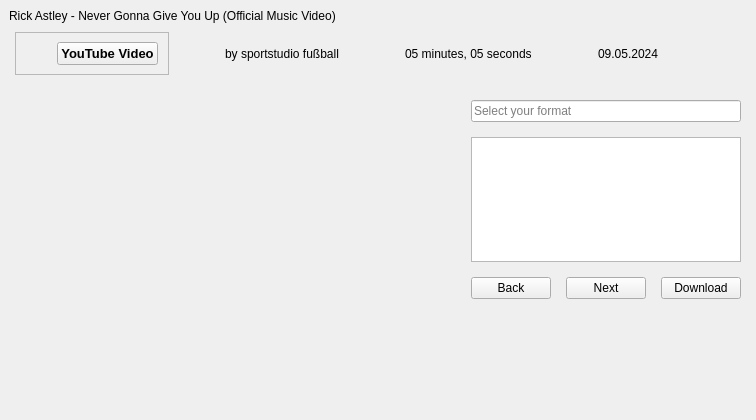
Old version of the form src/GUI/CustomWidgets/InformationWidget.ui in the repository PyFlat/YT-Downloader.
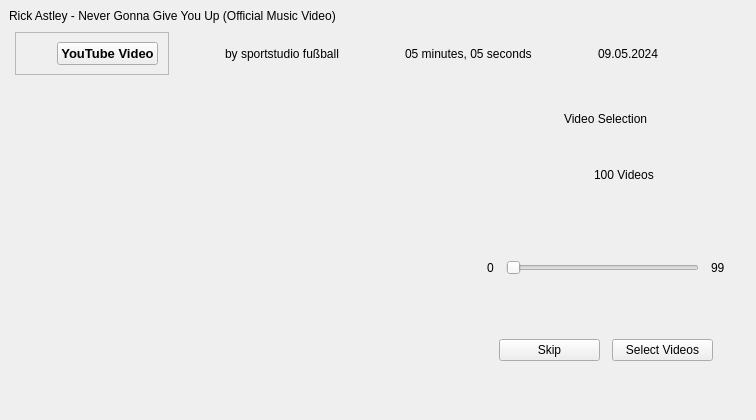
New version of the form. Custom widgets are drawn as their Qt base class.

Commit message: Playlist Information Widget

Diff of the .ui file:
```diff
--- a/src/GUI/CustomWidgets/InformationWidget.ui
+++ b/src/GUI/CustomWidgets/InformationWidget.ui
@@ -343,7 +343,7 @@
       <item>
        <widget class="QStackedWidget" name="stackedWidget">
         <property name="currentIndex">
-         <number>2</number>
+         <number>3</number>
         </property>
         <widget class="QWidget" name="page">
          <layout class="QHBoxLayout" name="horizontalLayout_8">
@@ -599,6 +599,147 @@
           </item>
          </layout>
         </widget>
+        <widget class="QWidget" name="page_4">
+         <layout class="QVBoxLayout" name="verticalLayout_6">
+          <property name="spacing">
+           <number>12</number>
+          </property>
+          <property name="leftMargin">
+           <number>16</number>
+          </property>
+          <property name="topMargin">
+           <number>12</number>
+          </property>
+          <property name="rightMargin">
+           <number>16</number>
+          </property>
+          <property name="bottomMargin">
+           <number>12</number>
+          </property>
+          <item alignment="Qt::AlignHCenter">
+           <widget class="TitleLabel" name="TitleLabel_2">
+            <property name="text">
+             <string>Video Selection</string>
+            </property>
+           </widget>
+          </item>
+          <item alignment="Qt::AlignHCenter|Qt::AlignTop">
+           <widget class="QWidget" name="widget_12" native="true">
+            <layout class="QHBoxLayout" name="horizontalLayout_12">
+             <property name="spacing">
+              <number>12</number>
+             </property>
+             <property name="leftMargin">
+              <number>0</number>
+             </property>
+             <property name="topMargin">
+              <number>0</number>
+             </property>
+             <property name="rightMargin">
+              <number>0</number>
+             </property>
+             <property name="bottomMargin">
+              <number>0</number>
+             </property>
+             <item>
+              <widget class="IconWidget" name="playlist_length_icon">
+               <property name="minimumSize">
+                <size>
+                 <width>25</width>
+                 <height>25</height>
+                </size>
+               </property>
+              </widget>
+             </item>
+             <item>
+              <widget class="SubtitleLabel" name="SubtitleLabel">
+               <property name="text">
+                <string>100 Videos</string>
+               </property>
+              </widget>
+             </item>
+            </layout>
+           </widget>
+          </item>
+          <item>
+           <widget class="QWidget" name="widget_13" native="true">
+            <layout class="QHBoxLayout" name="horizontalLayout_13">
+             <property name="spacing">
+              <number>12</number>
+             </property>
+             <property name="leftMargin">
+              <number>0</number>
+             </property>
+             <property name="topMargin">
+              <number>0</number>
+             </property>
+             <property name="rightMargin">
+              <number>0</number>
+             </property>
+             <property name="bottomMargin">
+              <number>0</number>
+             </property>
+             <item>
+              <widget class="BodyLabel" name="start_range_label">
+               <property name="text">
+                <string>0</string>
+               </property>
+              </widget>
+             </item>
+             <item>
+              <widget class="RangeSlider" name="range_selection_slider">
+               <property name="orientation">
+                <enum>Qt::Horizontal</enum>
+               </property>
+              </widget>
+             </item>
+             <item>
+              <widget class="BodyLabel" name="end_range_label">
+               <property name="text">
+                <string>99</string>
+               </property>
+              </widget>
+             </item>
+            </layout>
+           </widget>
+          </item>
+          <item>
+           <widget class="QWidget" name="widget_11" native="true">
+            <layout class="QHBoxLayout" name="horizontalLayout_11">
+             <property name="spacing">
+              <number>12</number>
+             </property>
+             <property name="leftMargin">
+              <number>12</number>
+             </property>
+             <property name="topMargin">
+              <number>12</number>
+             </property>
+             <property name="rightMargin">
+              <number>12</number>
+             </property>
+             <property name="bottomMargin">
+              <number>12</number>
+             </property>
+             <item alignment="Qt::AlignBottom">
+              <widget class="PushButton" name="PushButton_2">
+               <property name="text">
+                <string>Skip</string>
+               </property>
+              </widget>
+             </item>
+             <item alignment="Qt::AlignBottom">
+              <widget class="PrimaryPushButton" name="PrimaryPushButton">
+               <property name="text">
+                <string>Select Videos</string>
+               </property>
+              </widget>
+             </item>
+            </layout>
+           </widget>
+          </item>
+         </layout>
+        </widget>
        </widget>
       </item>
      </layout>
@@ -656,6 +797,11 @@
    <extends>QLabel</extends>
    <header>qfluentwidgets</header>
   </customwidget>
+  <customwidget>
+   <class>SubtitleLabel</class>
+   <extends>QLabel</extends>
+   <header>qfluentwidgets</header>
+  </customwidget>
   <customwidget>
    <class>TitleLabel</class>
    <extends>QLabel</extends>
@@ -681,6 +827,11 @@
    <extends>QListWidget</extends>
    <header>qfluentwidgets</header>
   </customwidget>
+  <customwidget>
+   <class>RangeSlider</class>
+   <extends>QSlider</extends>
+   <header>src.GUI.CustomWidgets.RangeSlider</header>
+  </customwidget>
  </customwidgets>
  <resources/>
  <connections/>
```
The commit also changes 7 other files.
